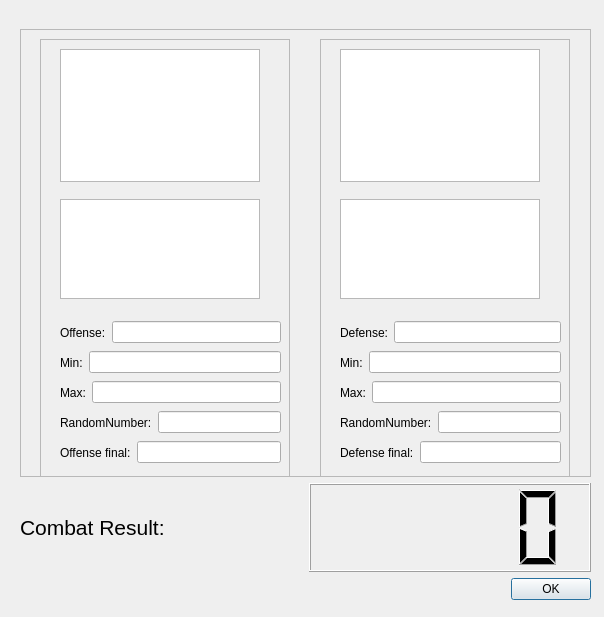
This is Hexagon/combatdialog.ui in holgerbuening/Hexagon as Qt 5 draws it before an edit. The edited form follows.
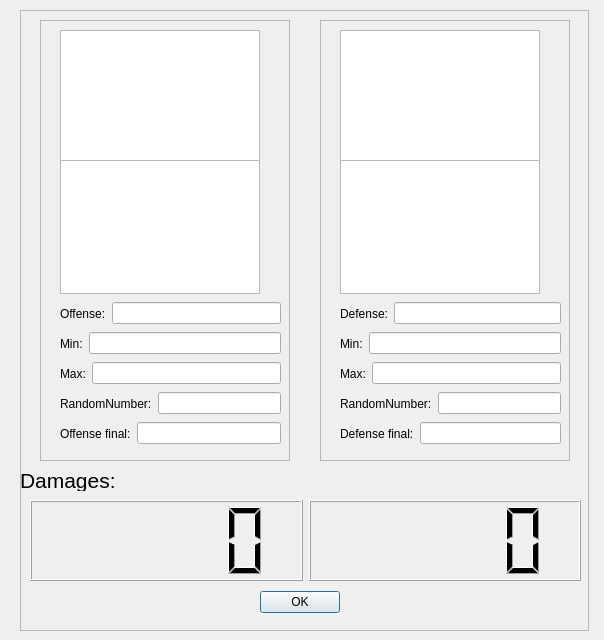
This is the edited form.

What changed in the file:
```diff
--- a/Hexagon/combatdialog.ui
+++ b/Hexagon/combatdialog.ui
@@ -7,24 +7,21 @@
     <x>0</x>
     <y>0</y>
     <width>604</width>
-    <height>617</height>
+    <height>640</height>
    </rect>
   </property>
   <property name="windowTitle">
    <string>Dialog</string>
   </property>
-  <widget class="QWidget" name="layoutWidget">
-   <property name="geometry">
-    <rect>
-     <x>20</x>
-     <y>29</y>
-     <width>571</width>
-     <height>571</height>
-    </rect>
-   </property>
-   <layout class="QVBoxLayout" name="verticalLayout" stretch="5,1,1">
-    <item>
      <widget class="QFrame" name="frame">
+   <property name="geometry">
+    <rect>
+     <x>20</x>
+     <y>10</y>
+     <width>569</width>
+     <height>621</height>
+    </rect>
+   </property>
       <property name="frameShape">
        <enum>QFrame::StyledPanel</enum>
       </property>
@@ -55,16 +52,28 @@
           <height>133</height>
          </rect>
         </property>
+     <property name="verticalScrollBarPolicy">
+      <enum>Qt::ScrollBarAlwaysOff</enum>
+     </property>
+     <property name="horizontalScrollBarPolicy">
+      <enum>Qt::ScrollBarAlwaysOff</enum>
+     </property>
        </widget>
        <widget class="QGraphicsView" name="graphicsViewUnitDefender">
         <property name="geometry">
          <rect>
           <x>20</x>
-          <y>160</y>
+       <y>140</y>
           <width>200</width>
-          <height>100</height>
-         </rect>
-        </property>
+       <height>134</height>
+      </rect>
+     </property>
+     <property name="minimumSize">
+      <size>
+       <width>200</width>
+       <height>100</height>
+      </size>
+     </property>
        </widget>
        <widget class="QWidget" name="layoutWidget">
         <property name="geometry">
@@ -216,16 +225,28 @@
           <height>133</height>
          </rect>
         </property>
+     <property name="verticalScrollBarPolicy">
+      <enum>Qt::ScrollBarAlwaysOff</enum>
+     </property>
+     <property name="horizontalScrollBarPolicy">
+      <enum>Qt::ScrollBarAlwaysOff</enum>
+     </property>
        </widget>
        <widget class="QGraphicsView" name="graphicsViewUnitAttacker">
         <property name="geometry">
          <rect>
           <x>20</x>
-          <y>160</y>
+       <y>140</y>
           <width>200</width>
-          <height>100</height>
-         </rect>
-        </property>
+       <height>134</height>
+      </rect>
+     </property>
+     <property name="minimumSize">
+      <size>
+       <width>200</width>
+       <height>100</height>
+      </size>
+     </property>
        </widget>
        <widget class="QWidget" name="layoutWidget">
         <property name="geometry">
@@ -353,32 +374,51 @@
         </layout>
        </widget>
       </widget>
-     </widget>
-    </item>
-    <item>
-     <layout class="QHBoxLayout" name="horizontalLayout_11">
-      <item>
        <widget class="QLabel" name="labelCombatResult">
+    <property name="geometry">
+     <rect>
+      <x>0</x>
+      <y>460</y>
+      <width>567</width>
+      <height>21</height>
+     </rect>
+    </property>
         <property name="font">
          <font>
           <pointsize>16</pointsize>
          </font>
         </property>
         <property name="text">
-         <string>Combat Result:</string>
-        </property>
-        <property name="buddy">
-         <cstring>lcdNumberCombatResult</cstring>
-        </property>
-       </widget>
+     <string>Damages:</string>
+    </property>
+   </widget>
+   <widget class="QWidget" name="">
+    <property name="geometry">
+     <rect>
+      <x>10</x>
+      <y>490</y>
+      <width>551</width>
+      <height>81</height>
+     </rect>
+    </property>
+    <layout class="QHBoxLayout" name="horizontalLayout_12">
+     <item>
+      <widget class="QLCDNumber" name="lcdNumberResultAttacker"/>
       </item>
       <item>
-       <widget class="QLCDNumber" name="lcdNumberCombatResult"/>
-      </item>
-     </layout>
-    </item>
-    <item>
+      <widget class="QLCDNumber" name="lcdNumberResultDefender"/>
+     </item>
+    </layout>
+   </widget>
      <widget class="QDialogButtonBox" name="buttonBox">
+    <property name="geometry">
+     <rect>
+      <x>240</x>
+      <y>580</y>
+      <width>80</width>
+      <height>25</height>
+     </rect>
+    </property>
       <property name="orientation">
        <enum>Qt::Horizontal</enum>
       </property>
@@ -386,8 +426,6 @@
        <set>QDialogButtonBox::Ok</set>
       </property>
      </widget>
-    </item>
-   </layout>
   </widget>
  </widget>
  <resources/>
```
Left out of the diff: 18 changed lines with no effect on the pictures. Lines whose indentation alone changed are shown as unchanged.
